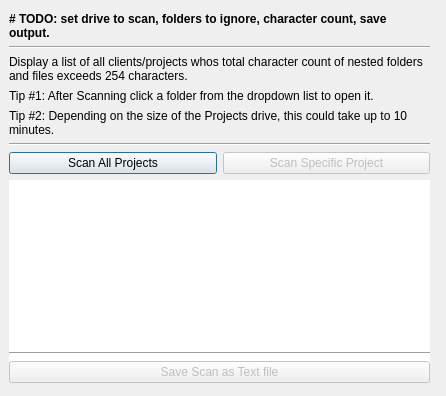
The window that po/project_checker_dialog.ui (najar1412/po) describes before a commit, drawn with Qt 5.
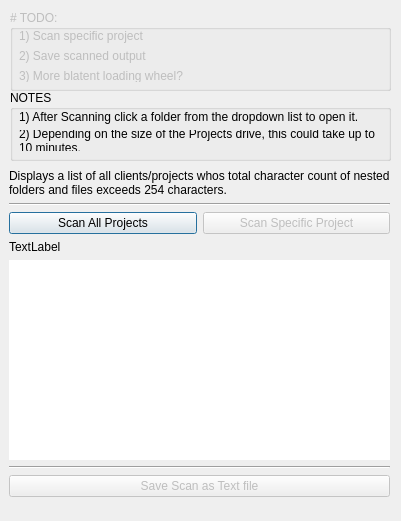
The same window after the commit.

Commit message: new dialogs, aws uploads, loading wheel graphics, threading

The edit to the form file:
```diff
--- a/po/project_checker_dialog.ui
+++ b/po/project_checker_dialog.ui
@@ -6,8 +6,8 @@
    <rect>
     <x>0</x>
     <y>0</y>
-    <width>446</width>
-    <height>396</height>
+    <width>401</width>
+    <height>521</height>
    </rect>
   </property>
   <property name="sizePolicy">
@@ -43,62 +43,19 @@
    <property name="geometry">
     <rect>
      <x>9</x>
-     <y>12</y>
-     <width>421</width>
-     <height>371</height>
+     <y>169</y>
+     <width>381</width>
+     <height>341</height>
     </rect>
    </property>
    <layout class="QVBoxLayout" name="verticalLayout">
     <property name="sizeConstraint">
      <enum>QLayout::SetMaximumSize</enum>
     </property>
-    <item>
-     <widget class="QLabel" name="label_4">
-      <property name="font">
-       <font>
-        <weight>75</weight>
-        <bold>true</bold>
-       </font>
-      </property>
-      <property name="text">
-       <string># TODO: set drive to scan, folders to ignore, character count, save output.</string>
-      </property>
-      <property name="wordWrap">
-       <bool>true</bool>
-      </property>
-     </widget>
-    </item>
-    <item>
-     <widget class="Line" name="line_3">
-      <property name="orientation">
-       <enum>Qt::Horizontal</enum>
-      </property>
-     </widget>
-    </item>
     <item>
      <widget class="QLabel" name="label_2">
       <property name="text">
-       <string>Display a list of all clients/projects whos total character count of nested folders and files exceeds 254 characters.</string>
-      </property>
-      <property name="wordWrap">
-       <bool>true</bool>
-      </property>
-     </widget>
-    </item>
-    <item>
-     <widget class="QLabel" name="label_3">
-      <property name="text">
-       <string>Tip #1: After Scanning click a folder from the dropdown list to open it.</string>
-      </property>
-      <property name="wordWrap">
-       <bool>true</bool>
-      </property>
-     </widget>
-    </item>
-    <item>
-     <widget class="QLabel" name="label_5">
-      <property name="text">
-       <string>Tip #2: Depending on the size of the Projects drive, this could take up to 10 minutes.</string>
+       <string>Displays a list of all clients/projects whos total character count of nested folders and files exceeds 254 characters.</string>
       </property>
       <property name="wordWrap">
        <bool>true</bool>
@@ -133,6 +90,16 @@
       </item>
      </layout>
     </item>
+    <item>
+     <widget class="QLabel" name="loadingWheel">
+      <property name="text">
+       <string>TextLabel</string>
+      </property>
+      <property name="scaledContents">
+       <bool>false</bool>
+      </property>
+     </widget>
+    </item>
     <item>
      <widget class="QTreeWidget" name="project_tree">
       <property name="minimumSize">
@@ -201,6 +168,115 @@
     </item>
    </layout>
   </widget>
+  <widget class="QGroupBox" name="groupBox_2">
+   <property name="enabled">
+    <bool>true</bool>
+   </property>
+   <property name="geometry">
+    <rect>
+     <x>10</x>
+     <y>90</y>
+     <width>381</width>
+     <height>71</height>
+    </rect>
+   </property>
+   <property name="title">
+    <string>NOTES</string>
+   </property>
+   <widget class="QWidget" name="verticalLayoutWidget_2">
+    <property name="geometry">
+     <rect>
+      <x>9</x>
+      <y>20</y>
+      <width>361</width>
+      <height>41</height>
+     </rect>
+    </property>
+    <layout class="QVBoxLayout" name="verticalLayout_3">
+     <item>
+      <widget class="QLabel" name="label_6">
+       <property name="text">
+        <string>1) After Scanning click a folder from the dropdown list to open it.</string>
+       </property>
+       <property name="wordWrap">
+        <bool>true</bool>
+       </property>
+      </widget>
+     </item>
+     <item>
+      <widget class="QLabel" name="label_5">
+       <property name="text">
+        <string>2) Depending on the size of the Projects drive, this could take up to 10 minutes.</string>
+       </property>
+       <property name="wordWrap">
+        <bool>true</bool>
+       </property>
+      </widget>
+     </item>
+    </layout>
+   </widget>
+  </widget>
+  <widget class="QGroupBox" name="groupBox">
+   <property name="enabled">
+    <bool>false</bool>
+   </property>
+   <property name="geometry">
+    <rect>
+     <x>10</x>
+     <y>10</y>
+     <width>381</width>
+     <height>81</height>
+    </rect>
+   </property>
+   <property name="autoFillBackground">
+    <bool>false</bool>
+   </property>
+   <property name="title">
+    <string># TODO:</string>
+   </property>
+   <property name="flat">
+    <bool>false</bool>
+   </property>
+   <property name="checkable">
+    <bool>false</bool>
+   </property>
+   <widget class="QWidget" name="verticalLayoutWidget_3">
+    <property name="geometry">
+     <rect>
+      <x>9</x>
+      <y>19</y>
+      <width>361</width>
+      <height>53</height>
+     </rect>
+    </property>
+    <layout class="QVBoxLayout" name="verticalLayout_4">
+     <item>
+      <widget class="QLabel" name="label_7">
+       <property name="text">
+        <string>1) Scan specific project</string>
+       </property>
+       <property name="wordWrap">
+        <bool>true</bool>
+       </property>
+      </widget>
+     </item>
+     <item>
+      <widget class="QLabel" name="label">
+       <property name="text">
+        <string>2) Save scanned output</string>
+       </property>
+      </widget>
+     </item>
+     <item>
+      <widget class="QLabel" name="label_3">
+       <property name="text">
+        <string>3) More blatent loading wheel?</string>
+       </property>
+      </widget>
+     </item>
+    </layout>
+   </widget>
+  </widget>
  </widget>
  <resources/>
  <connections/>
```
The commit also changes 11 other files.
